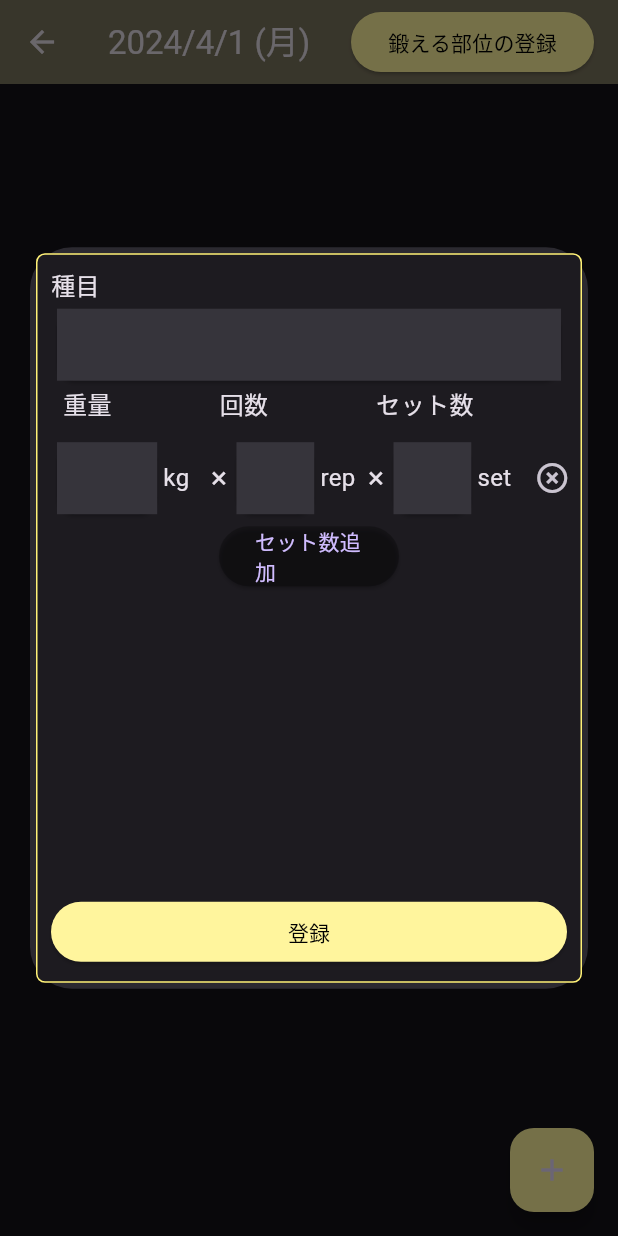
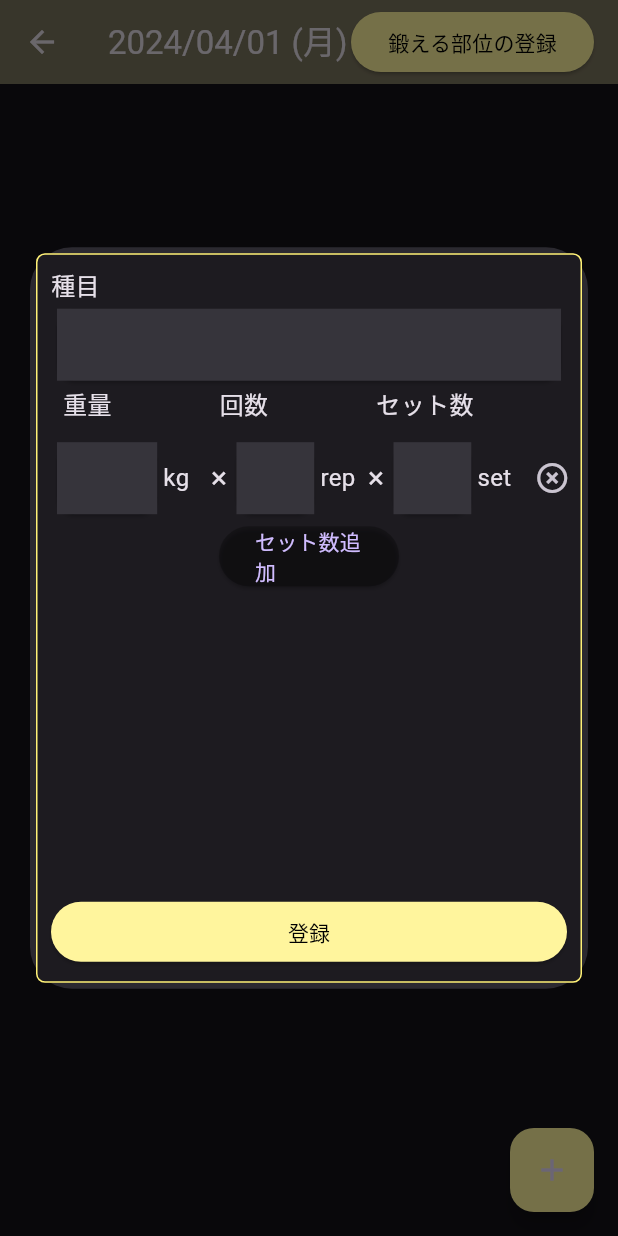
Before and after one commit to kana0830/gym_freak, a Flutter app: the TrainingMemoPast screen opened directly with empty values, after a tap on the "add" icon, on a phone screen of 412 x 824 dp. Run offline on Flutter 3.47's test engine with Material 3 defaults, Android fonts, the light colour scheme and no system bars; our stand-ins replace cloud_firestore, firebase_auth, firebase_core, flutter_datetime_picker_plus, flutter_html, flutter_riverpod and 4 more; missing offline and left inert: age_calculator; accounts and stored records are empty; generated files the repository leaves out were written again.

Commit message:
カレンダー詳細画面更新処理

```diff
--- a/lib/common/common_data_util.dart
+++ b/lib/common/common_data_util.dart
@@ -4,10 +4,9 @@ import 'package:intl/intl.dart';
 
 class CommonDataUtil{
   // 今日の日付取得(yyyy/MM/dd)
-  static String getDate(){
-    DateTime now = DateTime.now();
+  static String getDate(day){
     DateFormat outputFormat = DateFormat('yyyy/MM/dd');
-    return outputFormat.format(now);
+    return outputFormat.format(day);
   }
 
   // 今日の日付取得(yyyyMMdd)
--- a/lib/view_models/training_memo_notifier/calender_memo_notifier.dart
+++ b/lib/view_models/training_memo_notifier/calender_memo_notifier.dart
@@ -27,8 +27,8 @@ class CalenderMemoNotifier extends _$CalenderMemoNotifier {
 
   /// 書き換え
   void setState(DateTime day) async {
-    var monthString = day.month.toString().length == 1 ? '0' + day.month.toString() : day.month.toString();
-    var dayString = day.day.toString().length == 1 ? '0' + day.day.toString() : day.day.toString();
+    var monthString = day.month.toString().length == 1 ? '0${day.month}' : day.month.toString();
+    var dayString = day.day.toString().length == 1 ? '0${day.day}' : day.day.toString();
     var dateString = day.year.toString() + monthString + dayString;
     var trainingMemo = await _trainingMemoRepository.getTrainingMemo(AuthService.userId + dateString);
     state = AsyncData<List<QueryDocumentSnapshot<Map<String, dynamic>>>>(trainingMemo);
--- a/lib/view_models/training_memo_notifier/calender_notifier.dart
+++ b/lib/view_models/training_memo_notifier/calender_notifier.dart
@@ -21,8 +21,8 @@ class CalenderNotifier extends _$CalenderNotifier {
 
   /// 書き換え
   void setState(DateTime day) async {
-    var monthString = day.month.toString().length == 1 ? '0' + day.month.toString() : day.month.toString();
-    var dayString = day.day.toString().length == 1 ? '0' + day.day.toString() : day.day.toString();
+    var monthString = day.month.toString().length == 1 ? '0${day.month}' : day.month.toString();
+    var dayString = day.day.toString().length == 1 ? '0${day.day}' : day.day.toString();
     var dateString = day.year.toString() + monthString + dayString;
     var trainingMemo = await _trainingMemoRepository.getTrainingMemo(AuthService.userId + dateString);
     state = AsyncData<List<QueryDocumentSnapshot<Map<String, dynamic>>>>(trainingMemo);
--- a/lib/views/screens/pages/calender/my_calender.dart
+++ b/lib/views/screens/pages/calender/my_calender.dart
@@ -26,9 +26,6 @@ class MyCalender extends ConsumerWidget {
 
     /// トレーニング部位表示ウィジェット
     Widget trainingPartInfo;
-
-    /// 表示用日付を取得
-    String today = CommonDataUtil.getDate() + CommonDataUtil.getDayOfWeek();
 
     if (trainingPart.hasValue) {
       /// トレーニング部位表示部分
--- a/lib/views/screens/pages/calender/training_memo_past.dart
+++ b/lib/views/screens/pages/calender/training_memo_past.dart
@@ -40,9 +40,6 @@ class TrainingMemoPast extends ConsumerWidget {
 
     /// トレーニング記録表示ウィジェット
     Widget trainingMemoInfo;
-
-    /// 表示用日付を取得
-    String today = CommonDataUtil.getDate() + CommonDataUtil.getDayOfWeek();
 
     /// トレーニング記録表示部分
     trainingMemoInfo = trainingMemo.when(
@@ -87,7 +84,7 @@ class TrainingMemoPast extends ConsumerWidget {
             children: [
               Expanded(
                 flex: 1,
-                child: Text('${tapDay.year}/${tapDay.month}/${tapDay.day}${CommonDataUtil.getDayOfWeek()}'),
+                child: Text('${CommonDataUtil.getDate(tapDay)}${CommonDataUtil.getDayOfWeek()}'),
               ),
               Expanded(
                 flex: 1,
@@ -104,6 +101,7 @@ class TrainingMemoPast extends ConsumerWidget {
                 menu: menu,
                 menuId: '',
                 edit: 0,
+                data: '${tapDay.year}${tapDay.month}${tapDay.day}',
               ),
             );
           },
@@ -172,6 +170,7 @@ class TrainingMemoPast extends ConsumerWidget {
                     menu: menu,
                     menuId: menu.id,
                     edit: 1,
+                    data: CommonDataUtil.changeDateNoSlash(tapDay),
                   ),
                 );
               },
--- a/lib/views/screens/pages/training_memo/training_memo_dialog.dart
+++ b/lib/views/screens/pages/training_memo/training_memo_dialog.dart
@@ -8,7 +8,7 @@ import '../../../../view_models/training_memo_notifier/menu_notifier.dart';
 import '../../../../view_models/training_memo_notifier/training_memo_notifier.dart';
 
 class TrainingMemoDialog extends ConsumerWidget {
-  TrainingMemoDialog({this.menu, this.menuId, required this.edit, super.key});
+  TrainingMemoDialog({this.menu, this.menuId, required this.edit, required this.data, super.key});
 
   /// メニュー
   QueryDocumentSnapshot<Map<String, dynamic>>? menu;
@@ -16,6 +16,8 @@ class TrainingMemoDialog extends ConsumerWidget {
   String? menuId = '';
   /// 編集フラグ
   int edit;
+  /// 日付
+  String data;
 
   /// ユーザーIDキー
   String userIdKey = AuthService.userId + CommonDataUtil.getDateNoSlash();
@@ -107,7 +109,7 @@ class TrainingMemoDialog extends ConsumerWidget {
                   child: ListView(
                     padding: const EdgeInsets.symmetric(vertical: 10.0),
                     children: [
-                      edit == 0 ? _updateWidget(ref, menu) : _updateWidget(ref, menu),
+                      _updateWidget(ref, menu),
                     ],
                   ),
                 ),
@@ -121,7 +123,7 @@ class TrainingMemoDialog extends ConsumerWidget {
                     onPressed: () {
                       final notifier =
                           ref.read(trainingMemoNotifierProvider.notifier);
-                      notifier.updateState(userIdKey, menuId, menu);
+                      notifier.updateState(AuthService.userId + data, menuId, menu);
                       Navigator.pop(context);
                     },
                     child: Text(
```
Also changed, not shown: lib/views/screens/pages/training_memo/training_memo.dart (+6 -4 lines).
